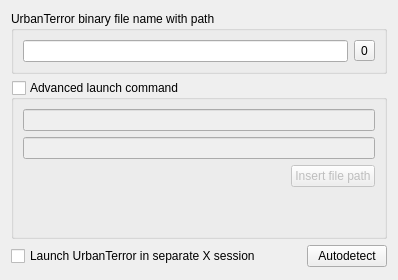
This is src/setting_forms/launch_settings_form.ui in navrocky/urtconnector as Qt 5 draws it before an edit. The edited form follows.
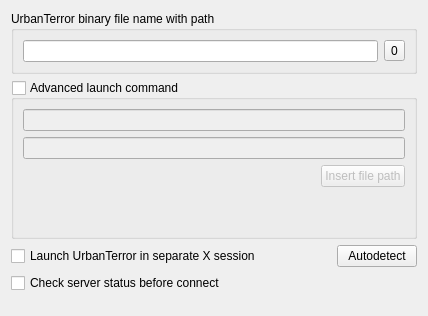
This is the edited form. Icons and pictures are not drawn.

Commit message: added "check server before connect" option setting

```diff
--- a/src/setting_forms/launch_settings_form.ui
+++ b/src/setting_forms/launch_settings_form.ui
@@ -6,8 +6,8 @@
    <rect>
     <x>0</x>
     <y>0</y>
-    <width>398</width>
-    <height>280</height>
+    <width>428</width>
+    <height>316</height>
    </rect>
   </property>
   <property name="windowTitle">
@@ -161,6 +161,13 @@
      </item>
     </layout>
    </item>
+   <item>
+    <widget class="QCheckBox" name="update_server_check">
+     <property name="text">
+      <string>Check server status before connect</string>
+     </property>
+    </widget>
+   </item>
    <item>
     <spacer name="verticalSpacer_3">
      <property name="orientation">
```
Left out of the diff: 3 changed lines with no effect on the pictures. The commit also changes 3 other files.
